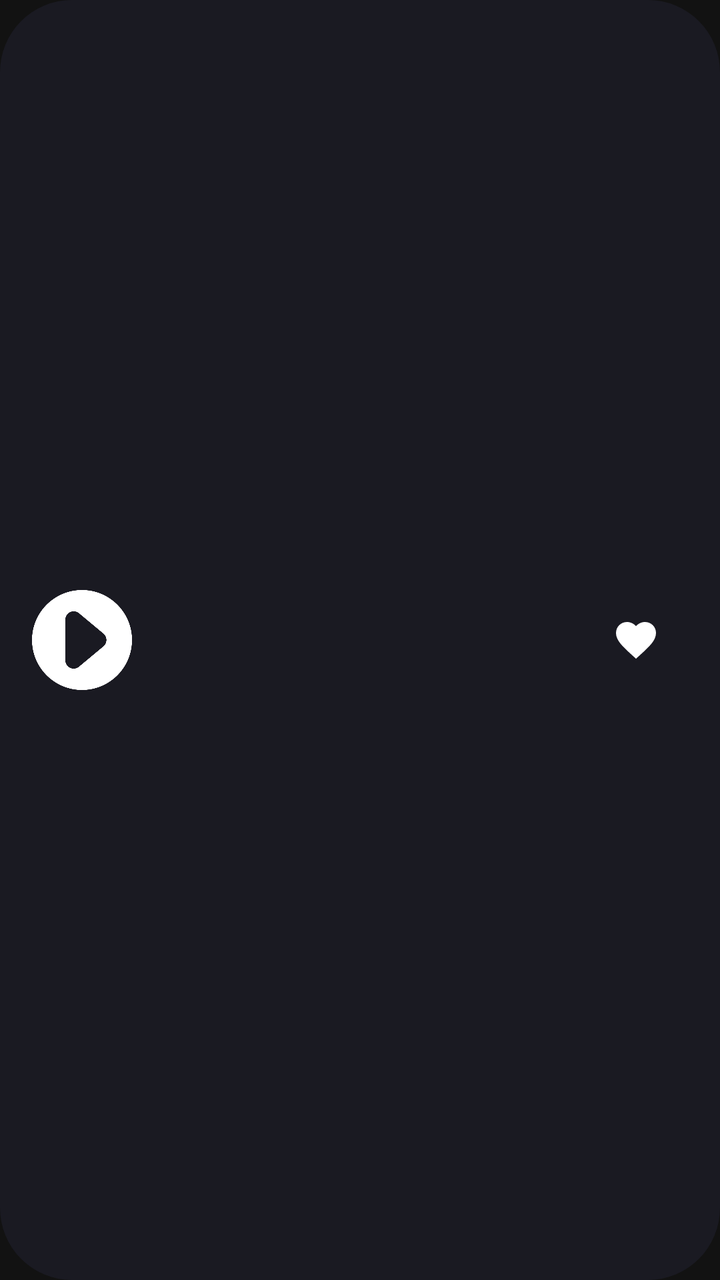
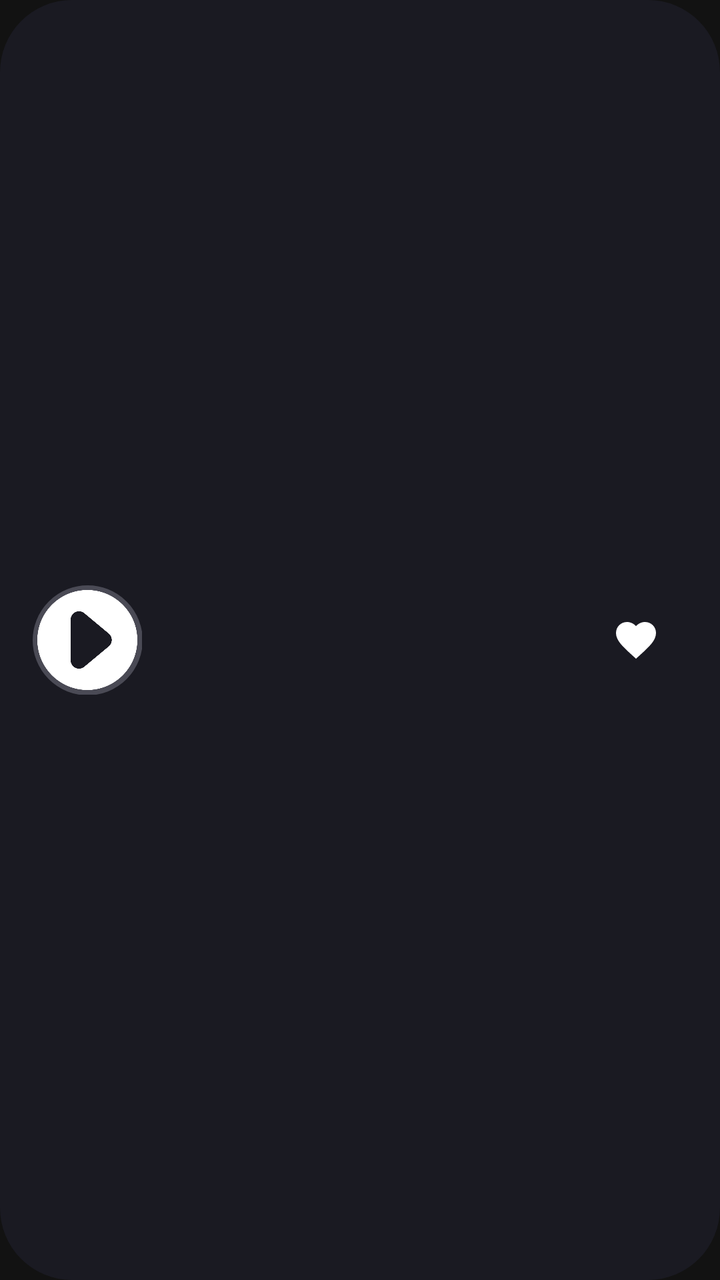

The first picture is an Android layout as it rendered before a commit; the second is the same layout after the commit. The layout source and the unified diff follow.
<!-- AndroidManifest.xml: application theme Theme.MaterialComponents.NoActionBar -->
<!-- res/layout/view_mini_player.xml -->
<?xml version="1.0" encoding="utf-8"?>
<LinearLayout xmlns:android="http://schemas.android.com/apk/res/android"
    xmlns:app="http://schemas.android.com/apk/res-auto"
    android:id="@+id/mini_player"
    android:layout_width="match_parent"
    android:layout_height="72dp"
    android:background="@drawable/mini_player_background"
    android:clickable="true"
    android:focusable="true"
    android:gravity="center_vertical"
    android:paddingStart="16dp"
    android:layout_marginBottom="16dp"
    android:paddingEnd="12dp">

    <ImageButton
        android:id="@+id/mini_play_pause"
        android:layout_width="50dp"
        android:layout_height="50dp"
        android:background="@android:color/transparent"
        android:backgroundTint="@android:color/transparent"
        android:contentDescription="Phát bài hát"
        android:scaleType="centerInside"
        android:src="@drawable/resume"
        app:tint="@color/white" />

    <LinearLayout
        android:layout_width="0dp"
        android:layout_height="wrap_content"
        android:layout_marginStart="12dp"
        android:layout_weight="1"
        android:orientation="vertical">

        <TextView
            android:id="@+id/mini_title"
            android:layout_width="match_parent"
            android:layout_height="wrap_content"
            android:ellipsize="end"
            android:maxLines="1"
            android:textColor="@color/white"
            android:textStyle="bold" />

        <TextView
            android:id="@+id/mini_artist"
            android:layout_width="match_parent"
            android:layout_height="wrap_content"
            android:ellipsize="end"
            android:maxLines="1"
            android:textColor="@color/muted_text"
            android:textSize="12sp" />
    </LinearLayout>
    <ImageButton
        android:id="@+id/favorites_mini"
        android:layout_width="60dp"
        android:layout_height="60dp"
        android:background="@android:color/transparent"
        android:backgroundTint="@android:color/transparent"
        android:contentDescription="Thêm vào yêu thích"
        android:scaleType="centerInside"
        android:src="@drawable/ic_favorite"
        app:tint="@color/white" />
</LinearLayout>
<!-- resources referenced by this layout -->
<resources>
  <color name="muted_text">#FF9B9BA3</color>
  <color name="white">#FFFFFFFF</color>
  <!-- drawable ic_favorite (drawable) -->
  <vector
      xmlns:android="http://schemas.android.com/apk/res/android"
      android:width="24dp"
      android:height="24dp"
      android:viewportWidth="24"
      android:viewportHeight="24">
      <path
          android:fillColor="#FFFFFFFF"
          android:pathData="M12,21.35l-1.45,-1.32C5.4,15.36 2,12.28 2,8.5C2,5.42 4.42,3 7.5,3c1.74,0 3.41,0.81 4.5,2.09C13.09,3.81 14.76,3 16.5,3 19.58,3 22,5.42 22,8.5c0,3.78 -3.4,6.86 -8.55,11.54L12,21.35z" />
  </vector>
  <!-- drawable mini_player_background (drawable) -->
  <?xml version="1.0" encoding="utf-8"?>
  <shape xmlns:android="http://schemas.android.com/apk/res/android"
      android:shape="rectangle">
  
      <solid android:color="@color/panel_background" />
  
      <corners android:radius="36dp" />
  </shape>
  <!-- drawable resume: png bitmap (drawable, 12710 bytes) -->
  <color name="panel_background">#FF1A1A22</color>
</resources>

<!-- the commit's change to res/layout/view_mini_player.xml (unified diff, before → after) -->
@@ -12,16 +12,41 @@
     android:layout_marginBottom="16dp"
     android:paddingEnd="12dp">
 
-    <ImageButton
-        android:id="@+id/mini_play_pause"
-        android:layout_width="50dp"
-        android:layout_height="50dp"
-        android:background="@android:color/transparent"
-        android:backgroundTint="@android:color/transparent"
-        android:contentDescription="Phát bài hát"
-        android:scaleType="centerInside"
-        android:src="@drawable/resume"
-        app:tint="@color/white" />
+    <androidx.constraintlayout.widget.ConstraintLayout
+        android:layout_width="55dp"
+        android:layout_height="55dp">
+        <com.google.android.material.progressindicator.CircularProgressIndicator
+            android:id="@+id/mini_progress"
+            android:layout_width="55dp"
+            android:layout_height="55dp"
+            android:clickable="false"
+            android:focusable="false"
+            android:max="1000"
+            android:progress="0"
+            app:layout_constraintTop_toTopOf="parent"
+            app:layout_constraintBottom_toBottomOf="parent"
+            app:layout_constraintStart_toStartOf="parent"
+            app:layout_constraintEnd_toEndOf="parent"
+            app:indicatorColor="@color/mini_progress_blue"
+            app:indicatorSize="55dp"
+            app:trackColor="@color/mini_progress_track"
+            app:trackThickness="3dp" />
+
+        <ImageButton
+            android:id="@+id/mini_play_pause"
+            android:layout_width="50dp"
+            android:layout_height="50dp"
+            android:background="@android:color/transparent"
+            android:backgroundTint="@android:color/transparent"
+            android:contentDescription="Phát bài hát"
+            android:scaleType="centerInside"
+            android:src="@drawable/resume"
+            app:layout_constraintTop_toTopOf="parent"
+            app:layout_constraintBottom_toBottomOf="parent"
+            app:layout_constraintStart_toStartOf="parent"
+            app:layout_constraintEnd_toEndOf="parent"
+            app:tint="@color/white" />
+    </androidx.constraintlayout.widget.ConstraintLayout>
 
     <LinearLayout
         android:layout_width="0dp"
<!-- resource entries referenced after the edit -->
@@ -1,5 +1,7 @@
 <!-- resources referenced by this layout -->
 <resources>
+  <color name="mini_progress_blue">#FF2196F3</color>
+  <color name="mini_progress_track">#FF4A4A55</color>
   <color name="muted_text">#FF9B9BA3</color>
   <color name="white">#FFFFFFFF</color>
   <!-- drawable ic_favorite (drawable) -->
